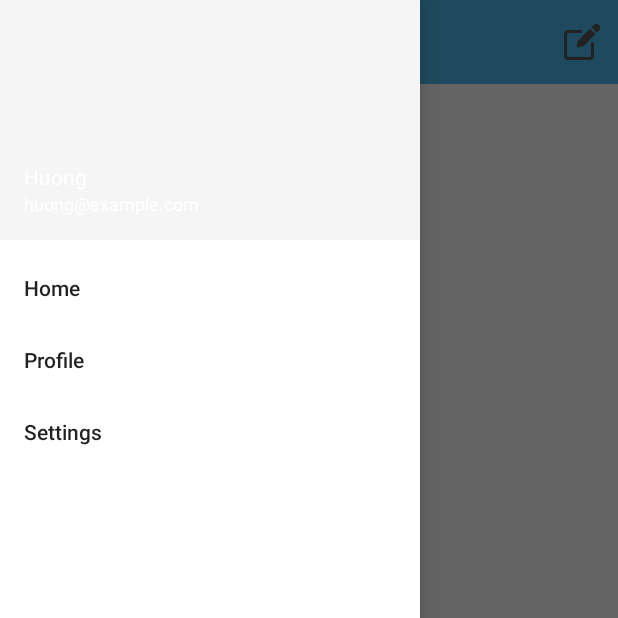
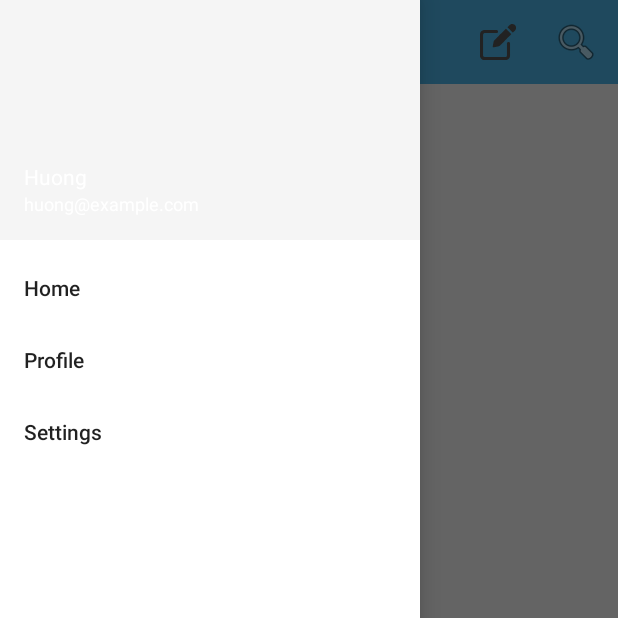
Before and after one commit to huangyongcheng/android-interview-test, an Android app: the screen it shows after launch (MainActivity2), after a tap on "Open navigation drawer", on a phone screen of 412 x 824 dp, the top half of it. Run offline under Robolectric (Android 15) with nearby library versions, the light colour scheme and no system bars; our stand-ins replace Room's generated code, navigation-ui, paging; pictures from the network do not load; 1 statement that could not run was skipped.

Commit message:
search funcion

```diff
--- a/app/src/main/java/com/suongvong/interviewtest/ui/home/HomeFragment.kt
+++ b/app/src/main/java/com/suongvong/interviewtest/ui/home/HomeFragment.kt
@@ -6,6 +6,7 @@ import android.view.Menu
 import android.view.MenuInflater
 import android.view.MenuItem
 import android.view.View
+import androidx.appcompat.widget.SearchView
 import androidx.lifecycle.ViewModel
 import androidx.lifecycle.ViewModelProvider
 import androidx.navigation.fragment.findNavController
@@ -24,6 +25,7 @@ import com.suongvong.interviewtest.ui.base.BaseFragment
 import com.suongvong.interviewtest.ui.base.adapter.ItemViewBinder
 import com.suongvong.interviewtest.utils.ArticleDataSource
 import com.suongvong.interviewtest.utils.HorizontalMarginItemDecoration
+import com.suongvong.interviewtest.utils.SearchUtils
 import com.suongvong.interviewtest.utils.ZoomOutPageTransformer
 import kotlin.math.abs
 
@@ -82,6 +84,16 @@ class HomeFragment: BaseFragment<HomeViewModel>(), HomeNavigator, NewsBinderView
 
     override fun onCreateOptionsMenu(menu: Menu, inflater: MenuInflater) {
         inflater.inflate(R.menu.news_menu, menu)
+
+        val searchItem = menu.findItem(R.id.action_search)
+        val searchView = searchItem.actionView as SearchView
+
+        SearchUtils.setDebouncedListener(searchView) { query ->
+            if (query != null) {
+                viewModel.getNewsEverything(context,query)
+            }
+        }
+
         super.onCreateOptionsMenu(menu, inflater)
     }
 
@@ -89,7 +101,6 @@ class HomeFragment: BaseFragment<HomeViewModel>(), HomeNavigator, NewsBinderView
         return when (item.itemId) {
             R.id.action_switch_language -> {
                 DialogFactory.openLanguageDialog(context){
-                    newsAdapter?.submitList(null)
                     viewModel.getNewsEverything(context)
                 }
                 true
@@ -178,6 +189,7 @@ class HomeFragment: BaseFragment<HomeViewModel>(), HomeNavigator, NewsBinderView
 
     override fun onGetNewsEverythingSuccessful(articles: List<Article>) {
         ArticleDataSource.createDataSource(articles).observe(this){
+            newsAdapter?.submitList(null)
             newsAdapter?.submitList(it)
         }
 
--- a/app/src/main/java/com/suongvong/interviewtest/ui/home/HomeViewModel.kt
+++ b/app/src/main/java/com/suongvong/interviewtest/ui/home/HomeViewModel.kt
@@ -11,9 +11,9 @@ import retrofit2.Response
 
 class HomeViewModel : BaseViewModel<HomeNavigator>() {
 
-     fun getNewsEverything(context: Context?) {
+     fun getNewsEverything(context: Context?, searchKeyWord:String ="today") {
          val view = getNavigator() ?: return
-        val call = RetrofitClient.instance.getEverything(language = context?.getLanguage())
+        val call = RetrofitClient.instance.getEverything(search=searchKeyWord,language = context?.getLanguage())
 
         call.enqueue(object : Callback<NewsResponse> {
             override fun onResponse(
--- /dev/null
+++ b/app/src/main/java/com/suongvong/interviewtest/utils/SearchUtils.kt
@@ -0,0 +1,40 @@
+package com.suongvong.interviewtest.utils
+
+import android.os.Handler
+import android.os.Looper
+import androidx.appcompat.widget.SearchView
+
+object SearchUtils {
+
+    private val handler = Handler(Looper.getMainLooper())
+    private var searchRunnable: Runnable? = null
+
+    fun setDebouncedListener(
+        searchView: SearchView,
+        delayMillis: Long = 3000L,
+        onDebouncedInput: (String?) -> Unit
+    ) {
+        searchView.setOnQueryTextListener(object : SearchView.OnQueryTextListener {
+            override fun onQueryTextSubmit(query: String?): Boolean {
+                return true // Optional: ignore submit
+            }
+
+            override fun onQueryTextChange(newText: String?): Boolean {
+                // Cancel old task
+                searchRunnable?.let { handler.removeCallbacks(it) }
+
+                // Post new task with delay
+                searchRunnable = Runnable {
+                    onDebouncedInput(newText)
+                }
+                handler.postDelayed(searchRunnable!!, delayMillis)
+
+                return true
+            }
+        })
+    }
+
+    fun cancel() {
+        searchRunnable?.let { handler.removeCallbacks(it) }
+    }
+}
--- a/app/src/main/res/menu/news_menu.xml
+++ b/app/src/main/res/menu/news_menu.xml
@@ -5,4 +5,11 @@
         android:icon="@drawable/ic_add_manual"
         android:title="Settings"
         app:showAsAction="ifRoom" />
+
+    <item
+        android:id="@+id/action_search"
+        android:title="Search"
+        android:icon="@android:drawable/ic_menu_search"
+        app:showAsAction="ifRoom|collapseActionView"
+        app:actionViewClass="androidx.appcompat.widget.SearchView" />
 </menu>
```
